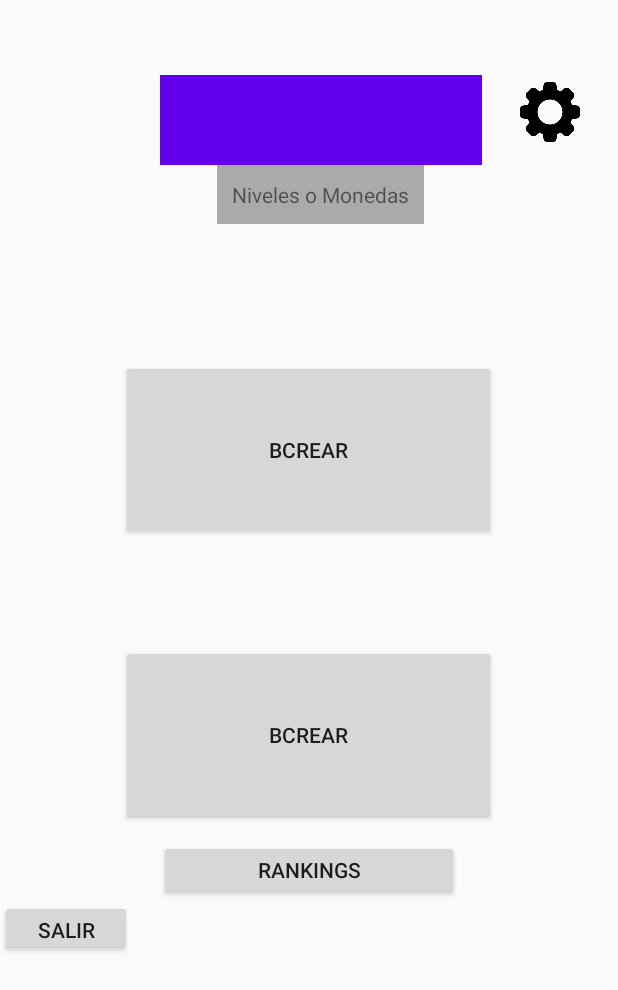
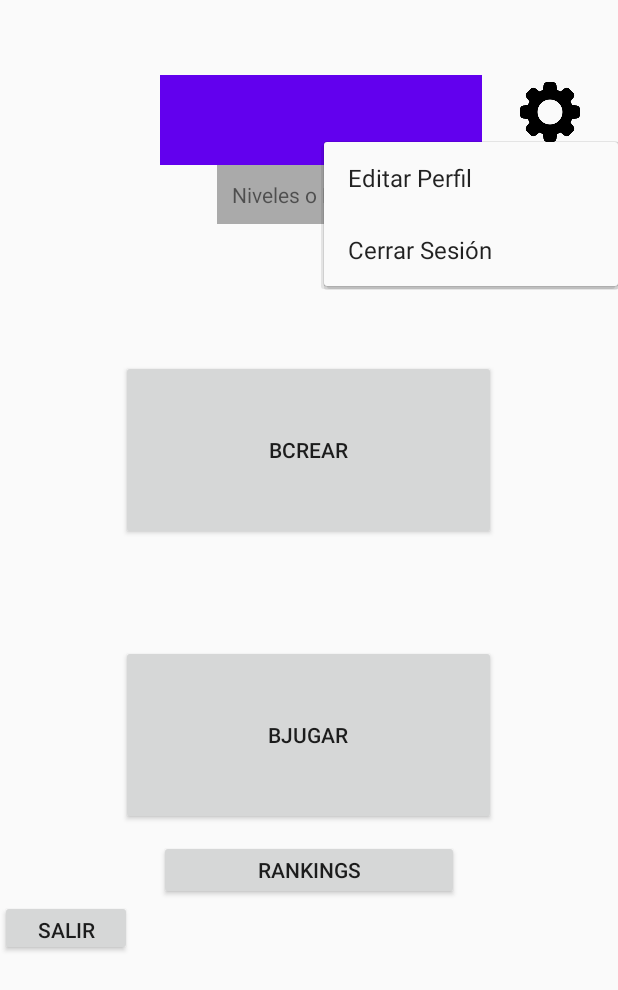
Before and after one commit to AlbertDG99/HideOut, an Android app: the screen it shows after launch once a user with an empty profile is signed in (MenuPrincipal), after a tap on an icon or button, on a phone screen of 412 x 824 dp. Shown: the top 990 px of the screen. Run offline under Robolectric (Android 15) with nearby library versions, the phone set to English and light mode, and no system bars; our stand-ins replace Firebase (no records; nobody signed in at launch, a user with empty details on screens opened directly); libraries missing offline, so code that uses them is left out: com.firebase.ui; 1 statement that could not run was skipped.

Commit message:
Menu Pop Up Settings v2

```diff
--- a/app/src/main/res/layout/activity_menu_principal.xml
+++ b/app/src/main/res/layout/activity_menu_principal.xml
@@ -82,7 +82,7 @@
             android:layout_height="120dp"
             android:layout_gravity="center"
             android:layout_marginTop="70dp"
-            android:text="bCrear" />
+            android:text="bJugar" />
 
 
         <Button
--- /dev/null
+++ b/app/src/main/res/menu/settings_popup.xml
@@ -0,0 +1,12 @@
+<?xml version="1.0" encoding="utf-8"?>
+<menu xmlns:app="http://schemas.android.com/apk/res-auto"
+    xmlns:android="http://schemas.android.com/apk/res/android">
+
+    <item
+        android:id="@+id/itemPerfil"
+        android:title="Editar Perfil" />
+    <item
+        android:id="@+id/itemCSesion"
+        android:title="Cerrar Sesión" />
+
+</menu>
```
